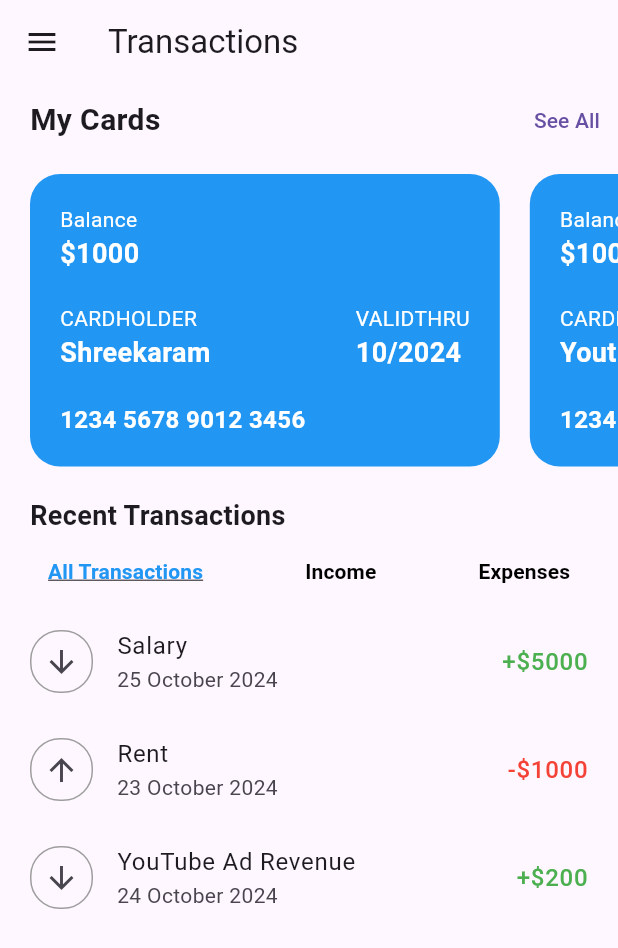
After one commit to shreekaramhq/bankdash, a Flutter app: the TransactionsScreen screen opened by its route, on a phone screen of 412 x 824 dp. The commit adds this screen. Shown: the top 948 px of the screen. Run offline on Flutter 3.47's test engine with Material 3 defaults, Android fonts, the phone set to English and light mode, and no system bars; our stand-ins replace fl_chart, flutter_layout_grid, go_router, responsive_framework.

Commit message:
feat: add transactions screen

```diff
--- a/lib/modules/transactions/barrel.dart
+++ b/lib/modules/transactions/barrel.dart
@@ -1 +1,4 @@
 export "presentation/recent_transactions.dart";
+export 'presentation/transactions_groups.dart';
+export 'domain/transaction.dart';
+export 'data/transactions_list.dart';
--- a/lib/modules/transactions/data/transactions_list.dart
+++ b/lib/modules/transactions/data/transactions_list.dart
@@ -1,6 +1,6 @@
 import 'package:bankdash/modules/transactions/domain/transaction.dart';
 
-final transactionList = [
+final transactionsList = [
   Transaction(
     id: "1",
     title: "Salary",
--- a/lib/modules/transactions/presentation/recent_transactions.dart
+++ b/lib/modules/transactions/presentation/recent_transactions.dart
@@ -1,7 +1,28 @@
 import 'package:flutter/material.dart';
 
 import '../data/transactions_list.dart';
+import '../domain/transaction.dart';
 import 'widgets/transaction_card.dart';
+
+class TransactionsList extends StatelessWidget {
+  final List<Transaction> transactionList;
+  const TransactionsList({super.key, required this.transactionList});
+
+  @override
+  Widget build(BuildContext context) {
+    return ListView.builder(
+      physics: const NeverScrollableScrollPhysics(),
+      padding: EdgeInsets.zero,
+      itemCount: transactionList.length,
+      shrinkWrap: true,
+      itemBuilder: (context, index) {
+        final transaction = transactionList[index];
+
+        return TransactionCard(transaction: transaction);
+      },
+    );
+  }
+}
 
 class RecentTransactions extends StatelessWidget {
   const RecentTransactions({super.key});
@@ -19,25 +40,13 @@ class RecentTransactions extends StatelessWidget {
           ),
         ),
         const SizedBox(height: 12),
-        Expanded(
-          child: Container(
-            decoration: BoxDecoration(
-              color: Colors.white,
-              borderRadius: BorderRadius.circular(16),
-            ),
-            padding: const EdgeInsets.symmetric(horizontal: 20, vertical: 16),
-            child: ListView.builder(
-              physics: const NeverScrollableScrollPhysics(),
-              padding: EdgeInsets.zero,
-              itemCount: 3,
-              shrinkWrap: true,
-              itemBuilder: (context, index) {
-                final transaction = transactionList[index];
-
-                return TransactionCard(transaction: transaction);
-              },
-            ),
+        Container(
+          decoration: BoxDecoration(
+            color: Colors.white,
+            borderRadius: BorderRadius.circular(16),
           ),
+          padding: const EdgeInsets.symmetric(horizontal: 20, vertical: 16),
+          child: TransactionsList(transactionList: transactionsList),
         ),
       ],
     );
--- /dev/null
+++ b/lib/modules/transactions/presentation/transactions_groups.dart
@@ -0,0 +1,110 @@
+import 'package:flutter/material.dart';
+
+import 'package:bankdash/modules/transactions/barrel.dart';
+
+class TabItem extends StatelessWidget {
+  final String title;
+  final bool isSelected;
+  final Function() onTap;
+  const TabItem({
+    super.key,
+    required this.title,
+    required this.isSelected,
+    required this.onTap,
+  });
+
+  @override
+  Widget build(BuildContext context) {
+    return TextButton(
+      onPressed: onTap,
+      child: Text(
+        title,
+        style: TextStyle(
+          color: isSelected ? Colors.blue : Colors.black,
+          fontWeight: FontWeight.bold,
+          decoration:
+              isSelected ? TextDecoration.underline : TextDecoration.none,
+        ),
+      ),
+    );
+  }
+}
+
+class TransactionsGroups extends StatefulWidget {
+  const TransactionsGroups({super.key});
+
+  @override
+  State<TransactionsGroups> createState() => _TransactionsGroupsState();
+}
+
+class _TransactionsGroupsState extends State<TransactionsGroups> {
+  int currentIndex = 0;
+
+  @override
+  Widget build(BuildContext context) {
+    return Column(
+      crossAxisAlignment: CrossAxisAlignment.start,
+      children: [
+        const Text(
+          "Recent Transactions",
+          style: TextStyle(fontWeight: FontWeight.bold, fontSize: 18),
+        ),
+        Row(
+          mainAxisAlignment: MainAxisAlignment.spaceBetween,
+          children: [
+            TabItem(
+              title: "All Transactions",
+              isSelected: currentIndex == 0,
+              onTap: () {
+                setState(() {
+                  currentIndex = 0;
+                });
+              },
+            ),
+            TabItem(
+              title: "Income",
+              isSelected: currentIndex == 1,
+              onTap: () {
+                setState(() {
+                  currentIndex = 1;
+                });
+              },
+            ),
+            TabItem(
+              title: "Expenses",
+              isSelected: currentIndex == 2,
+              onTap: () {
+                setState(() {
+                  currentIndex = 2;
+                });
+              },
+            ),
+          ],
+        ),
+        SizedBox(
+          height: 350,
+          child: IndexedStack(
+            index: currentIndex,
+            children: [
+              TransactionsList(transactionList: transactionsList),
+              TransactionsList(
+                  transactionList: transactionsList
+                      .where(
+                        (transaction) =>
+                            transaction.type == TransactionType.income,
+                      )
+                      .toList()),
+              TransactionsList(
+                  transactionList: transactionsList
+                      .where(
+                        (transaction) =>
+                            transaction.type == TransactionType.expense,
+                      )
+                      .toList()),
+            ],
+          ),
+        )
+      ],
+    );
+  }
+}
--- a/lib/navigation/app_router.dart
+++ b/lib/navigation/app_router.dart
@@ -1,4 +1,5 @@
 import 'package:bankdash/modules/cards/presentation/cards_list_view.dart';
+import 'package:bankdash/navigation/screens/transactions_screen.dart';
 import 'package:go_router/go_router.dart';
 
 import 'screens/accounts_screen.dart';
@@ -19,6 +20,12 @@ final appRouter = GoRouter(
           ),
         ),
         GoRoute(
+          path: '/transactions',
+          pageBuilder: (context, state) => const NoTransitionPage(
+            child: TransactionsScreen(),
+          ),
+        ),
+        GoRoute(
           path: '/accounts',
           pageBuilder: (context, state) => const NoTransitionPage(
             child: AccountsScreen(),
--- /dev/null
+++ b/lib/navigation/screens/transactions_screen.dart
@@ -0,0 +1,39 @@
+import 'package:bankdash/modules/cards/barrel.dart';
+import 'package:bankdash/modules/transactions/barrel.dart';
+import 'package:flutter/material.dart';
+
+import 'widgets/home_app_bar.dart';
+
+class TransactionsScreen extends StatelessWidget {
+  const TransactionsScreen({super.key});
+
+  @override
+  Widget build(BuildContext context) {
+    return Scaffold(
+      appBar: HomeAppBar(
+        title: "Transactions",
+        onMenuTap: () {
+          Scaffold.of(context).openDrawer();
+        },
+      ),
+      body: SingleChildScrollView(
+        padding: const EdgeInsets.only(bottom: 100),
+        child: Column(
+          crossAxisAlignment: CrossAxisAlignment.start,
+          children: [
+            Container(
+              height: 255,
+              padding: const EdgeInsets.only(left: 20),
+              child: const CardsSlider(),
+            ),
+            const SizedBox(height: 20),
+            const Padding(
+              padding: EdgeInsets.symmetric(horizontal: 20),
+              child: TransactionsGroups(),
+            )
+          ],
+        ),
+      ),
+    );
+  }
+}
```
